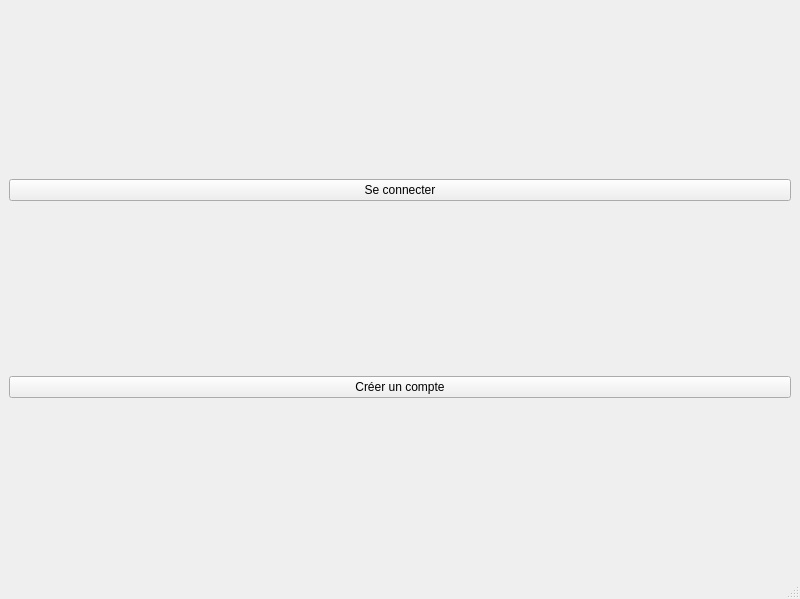
Before: the Qt Designer form untitled.ui in hug0be/pyhon_app, drawn with Qt 5.
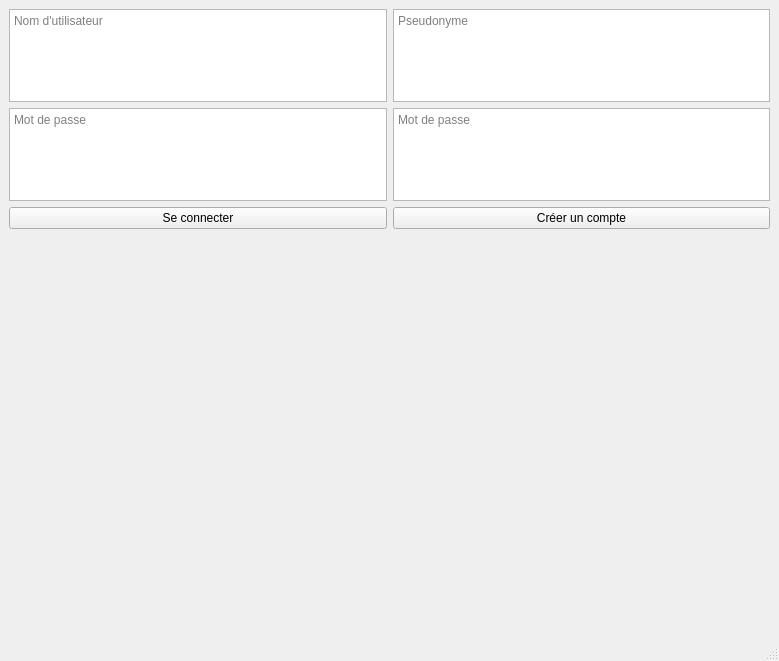
After: the same form once the commit is applied.

Commit message: Ajout des zones de textes sur l'interface (pseudo, mdp)

```diff
--- a/untitled.ui
+++ b/untitled.ui
@@ -6,8 +6,8 @@
    <rect>
     <x>0</x>
     <y>0</y>
-    <width>800</width>
-    <height>599</height>
+    <width>779</width>
+    <height>661</height>
    </rect>
   </property>
   <property name="windowTitle">
@@ -17,29 +17,81 @@
    <layout class="QHBoxLayout" name="horizontalLayout">
     <item>
      <layout class="QVBoxLayout" name="verticalLayout">
-      <property name="spacing">
-       <number>5</number>
-      </property>
-      <property name="sizeConstraint">
-       <enum>QLayout::SetDefaultConstraint</enum>
-      </property>
-      <property name="leftMargin">
-       <number>0</number>
-      </property>
       <item>
-       <widget class="QPushButton" name="pushButton_5">
+       <widget class="QTextEdit" name="connectUsername">
+        <property name="placeholderText">
+         <string>Nom d'utilisateur</string>
+        </property>
+       </widget>
+      </item>
+      <item>
+       <widget class="QTextEdit" name="connectPassword">
+        <property name="placeholderText">
+         <string>Mot de passe</string>
+        </property>
+       </widget>
+      </item>
+      <item>
+       <widget class="QPushButton" name="connectButton">
         <property name="text">
          <string>Se connecter</string>
         </property>
        </widget>
       </item>
       <item>
-       <widget class="QPushButton" name="pushButton">
+       <spacer name="verticalSpacer_2">
+        <property name="orientation">
+         <enum>Qt::Vertical</enum>
+        </property>
+        <property name="sizeHint" stdset="0">
+         <size>
+          <width>20</width>
+          <height>500</height>
+         </size>
+        </property>
+       </spacer>
+      </item>
+     </layout>
+    </item>
+    <item>
+     <layout class="QVBoxLayout" name="verticalLayout_2">
+      <item>
+       <widget class="QTextEdit" name="accountUsername">
+        <property name="placeholderText">
+         <string>Pseudonyme</string>
+        </property>
+       </widget>
+      </item>
+      <item>
+       <widget class="QTextEdit" name="accountPassword">
+        <property name="placeholderText">
+         <string>Mot de passe</string>
+        </property>
+       </widget>
+      </item>
+      <item>
+       <widget class="QPushButton" name="createAccountButton">
         <property name="text">
          <string>Créer un compte</string>
         </property>
        </widget>
       </item>
+      <item>
+       <spacer name="verticalSpacer">
+        <property name="orientation">
+         <enum>Qt::Vertical</enum>
+        </property>
+        <property name="sizeType">
+         <enum>QSizePolicy::Maximum</enum>
+        </property>
+        <property name="sizeHint" stdset="0">
+         <size>
+          <width>20</width>
+          <height>500</height>
+         </size>
+        </property>
+       </spacer>
+      </item>
      </layout>
     </item>
    </layout>
```
The commit also changes 1 other file.
